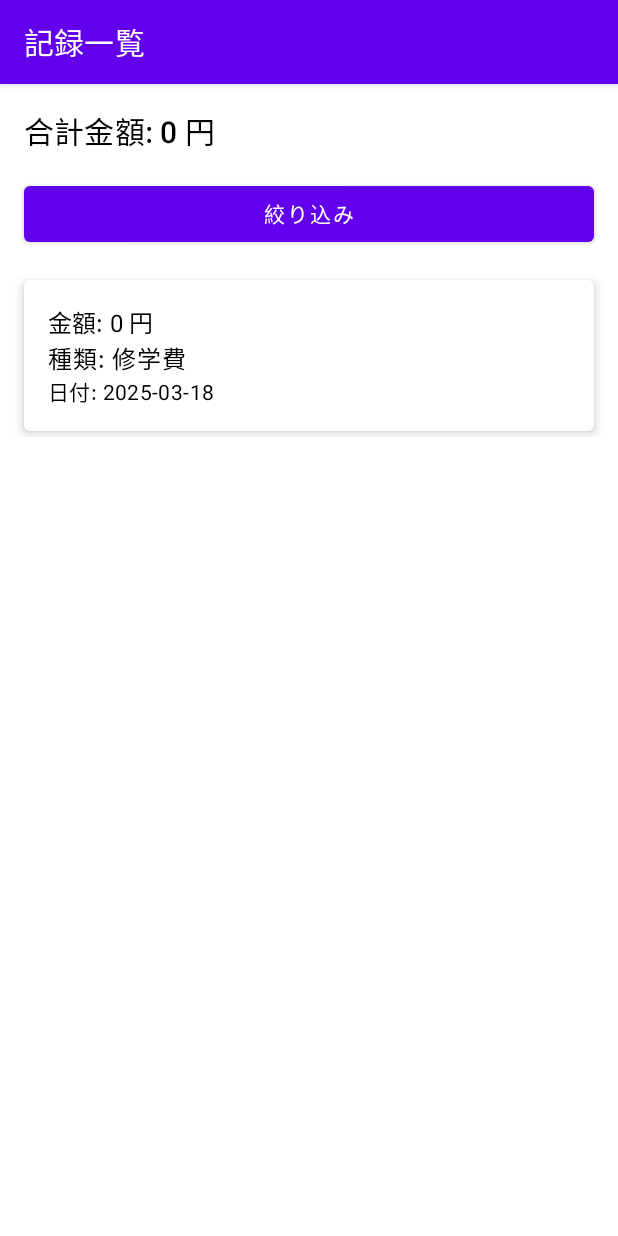
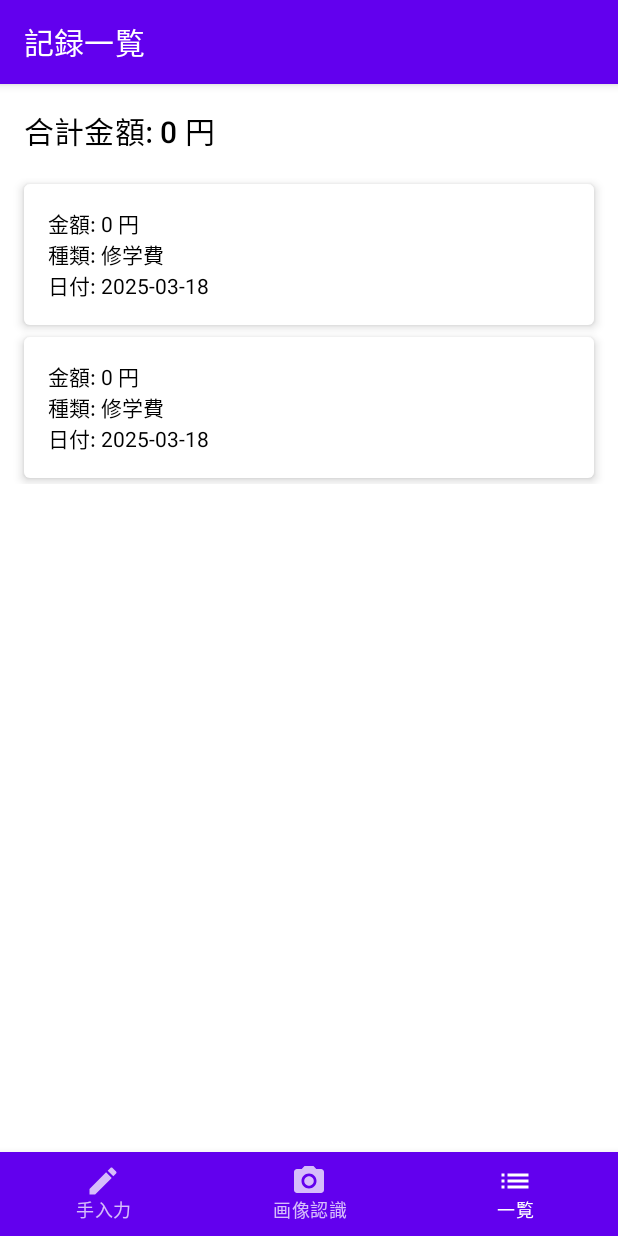
Before and after one commit to Nemukemo/DELDELRecord, an Android app built with Jetpack Compose: the ExpenseListScreen screen opened through its navigation route, on a phone screen of 412 x 824 dp. Run offline under Robolectric (Android 15) with nearby library versions, the phone set to English and light mode, and no system bars; our stand-ins replace Room's generated code, livedata-compose.

Commit message:
UIをボトムナヴィゲーションにしたお それによって消したりしたお

```diff
--- a/app/build.gradle.kts
+++ b/app/build.gradle.kts
@@ -77,6 +77,8 @@ dependencies {
     debugImplementation(libs.androidx.ui.tooling)
     debugImplementation(libs.androidx.ui.test.manifest)
 
+    implementation ("androidx.compose.material:material-icons-extended:1.5.0")
+
     implementation("androidx.compose.ui:ui:1.5.0")
     implementation("androidx.compose.material:material:1.5.0")
     implementation("androidx.navigation:navigation-compose:2.7.2")
--- a/app/src/main/java/com/example/deldelrecord/MainActivity.kt
+++ b/app/src/main/java/com/example/deldelrecord/MainActivity.kt
@@ -3,13 +3,13 @@ package com.example.deldelrecord
 import android.os.Bundle
 import androidx.activity.ComponentActivity
 import androidx.activity.compose.setContent
-import com.example.deldelrecord.navigation.AppNavHost
+import com.example.deldelrecord.ui.BottomNavScreen
 
 class MainActivity : ComponentActivity() {
     override fun onCreate(savedInstanceState: Bundle?) {
         super.onCreate(savedInstanceState)
         setContent {
-            AppNavHost()
+            BottomNavScreen()
         }
     }
 }
--- a/app/src/main/java/com/example/deldelrecord/navigation/AppNavHost.kt
+++ /dev/null
@@ -1,19 +0,0 @@
-package com.example.deldelrecord.navigation
-
-import androidx.compose.runtime.Composable
-import androidx.navigation.compose.NavHost
-import androidx.navigation.compose.composable
-import androidx.navigation.compose.rememberNavController
-import com.example.deldelrecord.ui.ExpenseInputScreen
-import com.example.deldelrecord.ui.ExpenseListScreen
-import com.example.deldelrecord.ui.HomeScreen
-
-@Composable
-fun AppNavHost() {
-    val navController = rememberNavController()
-    NavHost(navController = navController, startDestination = "home") {
-        composable("home") { HomeScreen(navController) }
-        composable("expense_input") { ExpenseInputScreen(navController) }
-        composable("expense_list") { ExpenseListScreen(navController) }
-    }
-}
--- /dev/null
+++ b/app/src/main/java/com/example/deldelrecord/ui/BottomNavScreen.kt
@@ -0,0 +1,69 @@
+package com.example.deldelrecord.ui
+
+import androidx.compose.foundation.layout.padding
+import androidx.compose.material.*
+import androidx.compose.material.icons.filled.PhotoCamera  // ← これを追加！
+import androidx.compose.material.icons.Icons
+import androidx.compose.material.icons.filled.Edit
+import androidx.compose.material.icons.filled.List
+import androidx.compose.runtime.*
+import androidx.compose.ui.graphics.vector.ImageVector
+import androidx.navigation.NavGraph.Companion.findStartDestination
+import androidx.navigation.compose.*
+import com.example.deldelrecord.ui.screens.ExpenseInputScreen
+import com.example.deldelrecord.ui.screens.RecognitionScreen
+import com.example.deldelrecord.ui.screens.ExpenseListScreen
+
+// BottomNav用の画面定義
+sealed class BottomNavItem(val route: String, val label: String, val icon: ImageVector) {
+    object Input : BottomNavItem("input", "手入力", Icons.Filled.Edit)
+    object Recognition : BottomNavItem("recognition", "画像認識", Icons.Filled.PhotoCamera)  // ← 修正！
+    object List : BottomNavItem("list", "一覧", Icons.Filled.List)
+}
+
+@Composable
+fun BottomNavScreen() {
+    val navController = rememberNavController()
+
+    // ナビゲーション用の画面リスト
+    val bottomNavItems = listOf(
+        BottomNavItem.Input,
+        BottomNavItem.Recognition,
+        BottomNavItem.List
+    )
+
+    Scaffold(
+        bottomBar = {
+            BottomNavigation {
+                val currentDestination = navController.currentBackStackEntryAsState().value?.destination
+                bottomNavItems.forEach { screen ->
+                    BottomNavigationItem(
+                        icon = { Icon(screen.icon, contentDescription = screen.label) },
+                        label = { Text(screen.label) },
+                        selected = currentDestination?.route == screen.route,
+                        onClick = {
+                            navController.navigate(screen.route) {
+                                // 同じ画面を再選択してもBackStackを再生成しないようにする
+                                popUpTo(navController.graph.findStartDestination().id) {
+                                    saveState = true
+                                }
+                                launchSingleTop = true
+                                restoreState = true
+                            }
+                        }
+                    )
+                }
+            }
+        }
+    ) { innerPadding ->
+        NavHost(
+            navController = navController,
+            startDestination = BottomNavItem.Input.route,
+            modifier = androidx.compose.ui.Modifier.padding(innerPadding)
+        ) {
+            composable(BottomNavItem.Input.route) { ExpenseInputScreen(navController) }
+            composable(BottomNavItem.Recognition.route) { RecognitionScreen() }
+            composable(BottomNavItem.List.route) { ExpenseListScreen(navController) }
+        }
+    }
+}
--- a/app/src/main/java/com/example/deldelrecord/ui/HomeScreen.kt
+++ /dev/null
@@ -1,82 +0,0 @@
-package com.example.deldelrecord.ui
-
-import androidx.compose.animation.Crossfade
-import androidx.compose.animation.core.tween
-import androidx.compose.foundation.background
-import androidx.compose.foundation.layout.*
-import androidx.compose.material.*
-import androidx.compose.material.MaterialTheme.typography
-import androidx.compose.runtime.*
-import androidx.compose.ui.Alignment
-import androidx.compose.ui.Modifier
-import androidx.compose.ui.graphics.Brush
-import androidx.compose.ui.graphics.Color
-import androidx.compose.ui.unit.dp
-import androidx.navigation.NavController
-
-@Composable
-fun HomeScreen(navController: NavController) {
-    var showWelcome by remember { mutableStateOf(true) }
-
-    // 1.5秒後にウェルカム表示を解除
-    LaunchedEffect(Unit) {
-        kotlinx.coroutines.delay(1500)
-        showWelcome = false
-    }
-
-    Scaffold(
-        topBar = {
-            TopAppBar(
-                title = { Text("デルデルレコード", style = typography.h6) },
-                backgroundColor = MaterialTheme.colors.primary,
-                elevation = 8.dp
-            )
-        },
-        backgroundColor = MaterialTheme.colors.background
-    ) { padding ->
-        Box(
-            modifier = Modifier
-                .fillMaxSize()
-                .background(
-                    Brush.verticalGradient(
-                        colors = listOf(MaterialTheme.colors.secondaryVariant, MaterialTheme.colors.background)
-                    )
-                )
-                .padding(padding),
-            contentAlignment = Alignment.Center  // ここでボタン群を **縦横のど真ん中** に配置
-        ) {
-            Crossfade(
-                targetState = showWelcome,
-                animationSpec = tween(durationMillis = 1000)
-            ) { showWelcomeState ->
-                if (showWelcomeState) {
-                    Text("ようこそ！", style = typography.h4, color = MaterialTheme.colors.onBackground)
-                } else {
-                    Column(
-                        verticalArrangement = Arrangement.spacedBy(16.dp),
-                        horizontalAlignment = Alignment.CenterHorizontally
-                    ) {
-                        Button(
-                            onClick = { navController.navigate("expense_input") },
-                            modifier = Modifier
-                                .fillMaxWidth(0.6f) // 横幅60%（調整可能）
-                                .height(50.dp),
-                            colors = ButtonDefaults.buttonColors(backgroundColor = MaterialTheme.colors.primary)
-                        ) {
-                            Text("出費を記録する", style = typography.button, color = MaterialTheme.colors.onPrimary)
-                        }
-                        Button(
-                            onClick = { navController.navigate("expense_list") },
-                            modifier = Modifier
-                                .fillMaxWidth(0.6f) // 横幅60%（調整可能）
-                                .height(50.dp),
-                            colors = ButtonDefaults.buttonColors(backgroundColor = MaterialTheme.colors.secondary)
-                        ) {
-                            Text("記録一覧を見る", style = typography.button, color = MaterialTheme.colors.onSecondary)
-                        }
-                    }
-                }
-            }
-        }
-    }
-}
--- a/app/src/main/java/com/example/deldelrecord/ui/ExpenseInputScreen.kt
+++ b/app/src/main/java/com/example/deldelrecord/ui/Screen/ExpenseInputScreen.kt
@@ -1,4 +1,4 @@
-package com.example.deldelrecord.ui
+package com.example.deldelrecord.ui.screens
 
 import androidx.compose.foundation.layout.*
 import androidx.compose.foundation.text.KeyboardOptions
@@ -7,14 +7,16 @@ import androidx.compose.runtime.*
 import androidx.compose.ui.Modifier
 import androidx.compose.ui.text.input.KeyboardType
 import androidx.compose.ui.unit.dp
-import androidx.lifecycle.viewmodel.compose.viewModel
 import androidx.navigation.NavController
 import com.example.deldelrecord.data.Expense
 import com.example.deldelrecord.viewmodel.ExpenseViewModel
 import java.util.*
 
 @Composable
-fun ExpenseInputScreen(navController: NavController, viewModel: ExpenseViewModel = viewModel()) {
+fun ExpenseInputScreen(
+    navController: NavController,
+    viewModel: ExpenseViewModel = androidx.lifecycle.viewmodel.compose.viewModel()
+) {
     var amount by remember { mutableStateOf("") }
     var memo by remember { mutableStateOf("") }
     val expenseTypes = listOf("修学費", "食費", "娯楽費")
@@ -28,7 +30,7 @@ fun ExpenseInputScreen(navController: NavController, viewModel: ExpenseViewModel
 
     Scaffold(
         topBar = {
-            TopAppBar(title = { Text("出費入力") })
+            TopAppBar(title = { Text("手入力画面") })
         }
     ) { padding ->
         Column(
@@ -45,7 +47,6 @@ fun ExpenseInputScreen(navController: NavController, viewModel: ExpenseViewModel
                 keyboardOptions = KeyboardOptions(keyboardType = KeyboardType.Number),
                 modifier = Modifier.fillMaxWidth()
             )
-
             Text("出費の種類")
             expenseTypes.forEach { type ->
                 Row {
@@ -56,14 +57,12 @@ fun ExpenseInputScreen(navController: NavController, viewModel: ExpenseViewModel
                     Text(text = type)
                 }
             }
-
             OutlinedTextField(
                 value = memo,
                 onValueChange = { memo = it },
                 label = { Text("メモ (任意)") },
                 modifier = Modifier.fillMaxWidth()
             )
-
             Button(
                 onClick = {
                     val expense = Expense(
@@ -73,7 +72,7 @@ fun ExpenseInputScreen(navController: NavController, viewModel: ExpenseViewModel
                         memo = memo.ifBlank { null }
                     )
                     viewModel.insertExpense(expense)
-                    navController.navigate("expense_list") // 登録後に一覧へ遷移
+                    // 必要ならメッセージ表示や画面遷移など
                 },
                 modifier = Modifier.fillMaxWidth()
             ) {
--- a/app/src/main/java/com/example/deldelrecord/ui/ExpenseListScreen.kt
+++ b/app/src/main/java/com/example/deldelrecord/ui/Screen/ExpenseListScreen.kt
@@ -1,4 +1,4 @@
-package com.example.deldelrecord.ui
+package com.example.deldelrecord.ui.screens
 
 import androidx.compose.foundation.layout.*
 import androidx.compose.foundation.lazy.LazyColumn
@@ -14,7 +14,10 @@ import com.example.deldelrecord.data.Expense
 import com.example.deldelrecord.viewmodel.ExpenseViewModel
 
 @Composable
-fun ExpenseListScreen(navController: NavController, viewModel: ExpenseViewModel = viewModel()) {
+fun ExpenseListScreen(
+    navController: NavController,
+    viewModel: ExpenseViewModel = viewModel()
+) {
     val expenses by viewModel.allExpenses.observeAsState(initial = emptyList())
 
     Scaffold(
@@ -29,16 +32,6 @@ fun ExpenseListScreen(navController: NavController, viewModel: ExpenseViewModel
                 .padding(16.dp)
         ) {
             Text("合計金額: ${expenses.sumOf { it.amount }} 円", style = MaterialTheme.typography.h6)
-
-            Spacer(modifier = Modifier.height(16.dp))
-
-            Button(
-                onClick = { /* 絞り込み機能追加予定 */ },
-                modifier = Modifier.fillMaxWidth()
-            ) {
-                Text("絞り込み")
-            }
-
             Spacer(modifier = Modifier.height(16.dp))
 
             LazyColumn {
@@ -50,11 +43,11 @@ fun ExpenseListScreen(navController: NavController, viewModel: ExpenseViewModel
                         elevation = 4.dp
                     ) {
                         Column(modifier = Modifier.padding(16.dp)) {
-                            Text("金額: ${expense.amount} 円", style = MaterialTheme.typography.subtitle1)
-                            Text("種類: ${expense.type}", style = MaterialTheme.typography.body1)
-                            Text("日付: ${expense.date}", style = MaterialTheme.typography.body2)
+                            Text("金額: ${expense.amount} 円")
+                            Text("種類: ${expense.type}")
+                            Text("日付: ${expense.date}")
                             expense.memo?.let {
-                                Text("メモ: $it", style = MaterialTheme.typography.body2)
+                                Text("メモ: $it")
                             }
                         }
                     }
--- /dev/null
+++ b/app/src/main/java/com/example/deldelrecord/ui/Screen/RecognitionScreen.kt
@@ -0,0 +1,26 @@
+package com.example.deldelrecord.ui.screens
+
+import androidx.compose.foundation.layout.*
+import androidx.compose.material.*
+import androidx.compose.runtime.Composable
+import androidx.compose.ui.Alignment
+import androidx.compose.ui.Modifier
+import androidx.compose.ui.unit.dp
+
+@Composable
+fun RecognitionScreen() {
+    Scaffold(
+        topBar = {
+            TopAppBar(title = { Text("画像認識入力") })
+        }
+    ) { padding ->
+        Box(
+            modifier = Modifier
+                .fillMaxSize()
+                .padding(padding),
+            contentAlignment = Alignment.Center
+        ) {
+            Text("アップデートで実装します", style = MaterialTheme.typography.h5)
+        }
+    }
+}
```
